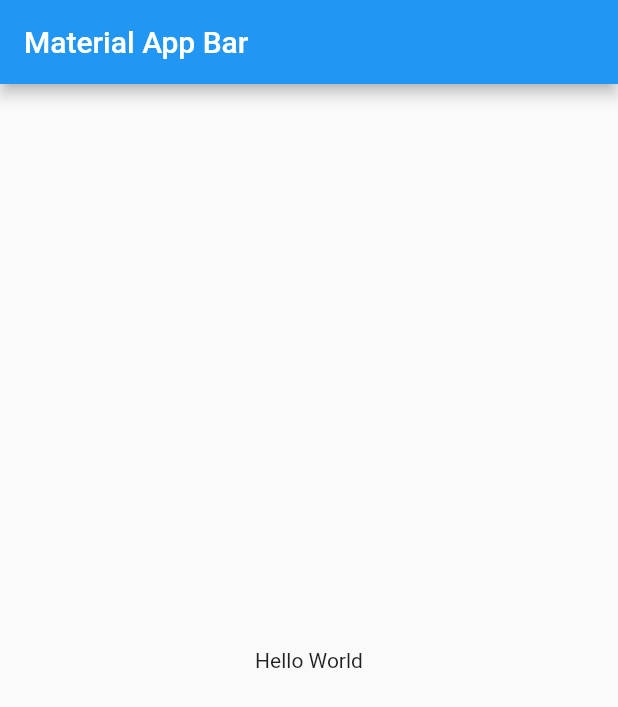
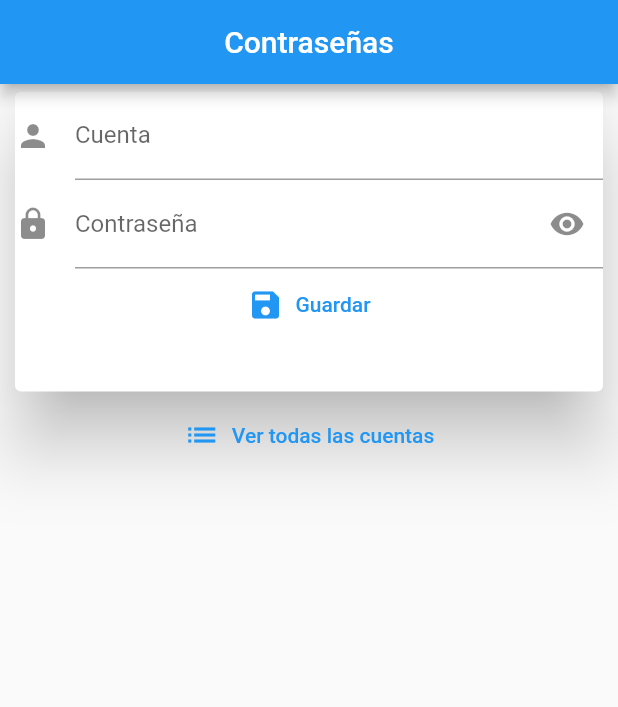
Before and after one commit to AugustoSan/flutter_sqflite_basic, a Flutter app: the screen it shows after launch, on a phone screen of 412 x 824 dp. Shown: the top 707 px of the screen. Run offline on Flutter 3.47's test engine with Material 2 defaults, Android fonts, the phone set to English and light mode, and no system bars; our stand-ins replace sqflite; accounts and stored records are empty.

Commit message:
Se guardan y muestran los registros

```diff
--- a/lib/main.dart
+++ b/lib/main.dart
@@ -1,6 +1,10 @@
 import 'package:flutter/material.dart';
+import 'package:flutter_sqflite_basic/screens/home.dart';
+import 'package:flutter_sqflite_basic/screens/list_accounts.dart';
 
-void main() => runApp(const MyApp());
+void main() {
+  runApp(const MyApp());
+}
 
 class MyApp extends StatelessWidget {
   const MyApp({Key? key}) : super(key: key);
@@ -8,15 +12,12 @@ class MyApp extends StatelessWidget {
   @override
   Widget build(BuildContext context) {
     return MaterialApp(
-      title: 'Material App',
-      home: Scaffold(
-        appBar: AppBar(
-          title: const Text('Material App Bar'),
-        ),
-        body: const Center(
-          child: Text('Hello World'),
-        ),
-      ),
+      debugShowCheckedModeBanner: false,
+      routes: {
+        '/list_accounts': (_) => const ListScreen(),
+      },
+      title: 'Libros',
+      home: const HomeScreen(),
     );
   }
 }
--- /dev/null
+++ b/lib/models/password_model.dart
@@ -0,0 +1,36 @@
+import 'dart:convert';
+
+class PasswordModel {
+  String cuenta = '';
+  String password = '';
+  int id = 0;
+
+  PasswordModel({
+    this.id = 0,
+    this.cuenta = '',
+    this.password = '',
+  });
+
+  /*
+  Map<String, dynamic> toJson() => {
+        "id": id,
+        "cuenta": cuenta,
+        "password": password,
+      };
+*/
+  factory PasswordModel.fromJson(String str) =>
+      PasswordModel.fromMap(json.decode(str));
+
+  String toJson() => json.encode(toMap());
+
+  factory PasswordModel.fromMap(Map<String, dynamic> json) => PasswordModel(
+        id: json["id"] ?? 0,
+        cuenta: json["cuenta"] ?? '',
+        password: json["password"] ?? '',
+      );
+
+  Map<String, dynamic> toMap() => {
+        "cuenta": cuenta,
+        "password": password,
+      };
+}
--- /dev/null
+++ b/lib/screens/home.dart
@@ -0,0 +1,111 @@
+import 'package:flutter/material.dart';
+import 'package:flutter_sqflite_basic/models/password_model.dart';
+import 'package:flutter_sqflite_basic/providers/password_provider.dart';
+import 'package:provider/provider.dart';
+
+class HomeScreen extends StatelessWidget {
+  const HomeScreen({Key? key}) : super(key: key);
+
+  @override
+  Widget build(BuildContext context) {
+    return MultiProvider(
+      providers: [
+        ChangeNotifierProvider(
+          create: (_) => PasswordProvider(),
+        )
+      ],
+      child: Scaffold(
+        appBar: AppBar(
+          title: const Text('Contraseñas'),
+          centerTitle: true,
+        ),
+        body: Column(
+          children: const [
+            Card(
+              margin: EdgeInsets.symmetric(horizontal: 10, vertical: 5),
+              child: _FormInputPassword(),
+              elevation: 20,
+            ),
+            ButtonGetAllAccoun(),
+          ],
+        ),
+      ),
+    );
+  }
+}
+
+class ButtonGetAllAccoun extends StatelessWidget {
+  const ButtonGetAllAccoun({Key? key}) : super(key: key);
+
+  @override
+  Widget build(BuildContext context) {
+    final passProvider = Provider.of<PasswordProvider>(context);
+    return TextButton.icon(
+        onPressed: () async {
+          final list = await passProvider.getAllAccounts();
+          Navigator.pushNamed(context, '/list_accounts', arguments: list);
+        },
+        icon: const Icon(Icons.list),
+        label: const Text('Ver todas las cuentas'));
+  }
+}
+
+class _FormInputPassword extends StatelessWidget {
+  const _FormInputPassword({Key? key}) : super(key: key);
+
+  @override
+  Widget build(BuildContext context) {
+    final passProvider = Provider.of<PasswordProvider>(context, listen: false);
+    if (passProvider.onLoad == true) {
+      return const Center(child: CircularProgressIndicator());
+    } else {
+      return SizedBox(
+        width: double.infinity,
+        height: 200,
+        child: Form(
+            child: ListView(
+          children: [
+            TextFormField(
+              decoration: const InputDecoration(
+                  label: Text('Cuenta'), icon: Icon(Icons.person)),
+              onChanged: (value) {
+                passProvider.passModel.cuenta = value;
+              },
+              initialValue: passProvider.passModel.cuenta,
+            ),
+            TextFormField(
+              decoration: InputDecoration(
+                label: const Text('Contraseña'),
+                icon: const Icon(Icons.lock),
+                suffixIcon: IconButton(
+                  onPressed: () {
+                    passProvider.obscureText(!passProvider.inputObscureText);
+                  },
+                  icon: Icon(passProvider.inputObscureText
+                      ? Icons.visibility
+                      : Icons.visibility_off),
+                ),
+              ),
+              obscureText: passProvider.inputObscureText,
+              onChanged: (value) {
+                passProvider.passModel.password = value;
+              },
+              initialValue: passProvider.passModel.password,
+            ),
+            TextButton.icon(
+              onPressed: () async {
+                if (passProvider.passModel.password.isNotEmpty) {
+                  await passProvider.savePassword();
+                  passProvider.passModel.cuenta = '';
+                  passProvider.passModel.password = '';
+                }
+              },
+              icon: const Icon(Icons.save),
+              label: const Text('Guardar'),
+            ),
+          ],
+        )),
+      );
+    }
+  }
+}
```
Also changed, not shown: lib/providers/db_provider.dart (added, +72 -0 lines), lib/providers/password_provider.dart (added, +42 -0 lines), lib/screens/list_accounts.dart (added, +48 -0 lines), lib/widgets/card_widget.dart (added, +12 -0 lines), pubspec.yaml (+5 -17 lines), lib/database/database.dart (added), pubspec.lock.
